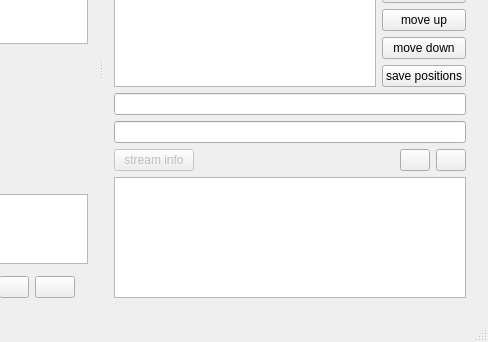
This is mainwindow.ui in sgersing73/m3uMan as Qt 5 draws it before an edit; both pictures show x 409 to 897 and y 319 to 661 of the 897 by 661 pixel window. The edited form follows.
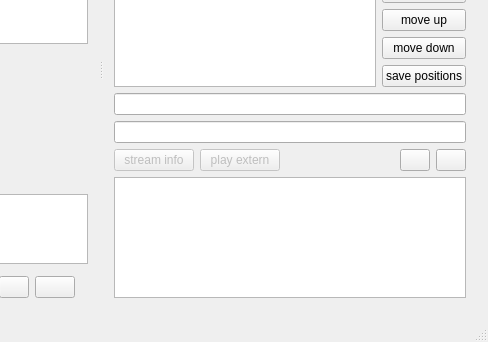
This is the edited form. Icons and pictures are not drawn. Custom widgets are drawn as their Qt base class.

Diff of the .ui file:
```diff
--- a/mainwindow.ui
+++ b/mainwindow.ui
@@ -688,6 +688,20 @@
              </property>
             </widget>
            </item>
+           <item>
+            <widget class="QPushButton" name="cmdPlayExtern">
+             <property name="enabled">
+              <bool>false</bool>
+             </property>
+             <property name="text">
+              <string>play extern</string>
+             </property>
+             <property name="icon">
+              <iconset resource="m3uMan.qrc">
+               <normaloff>:/images/Ui/icons8-movie-projector-50.png</normaloff>:/images/Ui/icons8-movie-projector-50.png</iconset>
+             </property>
+            </widget>
+           </item>
            <item>
             <spacer name="horizontalSpacer">
              <property name="orientation">
```
